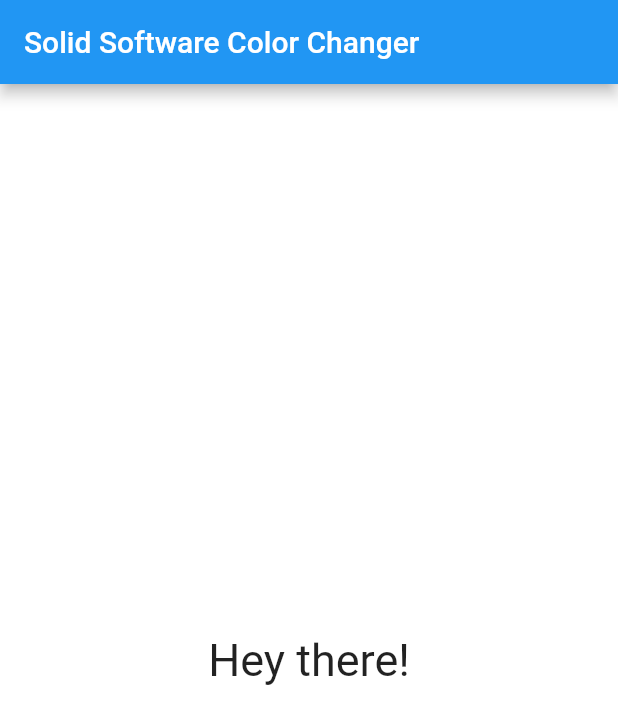
After one commit to SubhamPaul21/Solid_Software_Task, a Flutter app: the screen it shows after launch, on a phone screen of 412 x 824 dp. The commit adds this screen. Shown: the top 724 px of the screen. Run offline on Flutter 3.47's test engine with Material 2 defaults, Android fonts, the phone set to English and light mode, and no system bars.

Commit message:
Refactor project structure

```diff
--- /dev/null
+++ b/color_changer/lib/widgets/color_changer.dart
@@ -0,0 +1,50 @@
+import "package:flutter/material.dart";
+import 'dart:math';
+
+class ChangeColor extends StatefulWidget {
+  const ChangeColor({Key? key}) : super(key: key);
+
+  @override
+  _ChangeColorState createState() => _ChangeColorState();
+}
+
+class _ChangeColorState extends State<ChangeColor> {
+  // variable for background color
+  Color _backgroundColor = Colors.white;
+  // creating object of Random Class
+  final Random _random = Random();
+
+  // method to change background color in stateful widget
+  void _changeColor() {
+    setState(() {
+      _backgroundColor = Color.fromARGB(
+        _random.nextInt(256),
+        _random.nextInt(256),
+        _random.nextInt(256),
+        _random.nextInt(256),
+      );
+    });
+    // ignore: avoid_print
+    print("Color: $_backgroundColor");
+  }
+
+  @override
+  Widget build(BuildContext context) {
+    return GestureDetector(
+      onTap: () => _changeColor(),
+      child: Container(
+        width: double.infinity,
+        height: double.infinity,
+        color: _backgroundColor,
+        child: const Center(
+          child: Text(
+            "Hey there!",
+            style: TextStyle(
+              fontSize: 30,
+            ),
+          ),
+        ),
+      ),
+    );
+  }
+}
```
Also changed, not shown: color_changer/lib/main.dart (+5 -46 lines).
